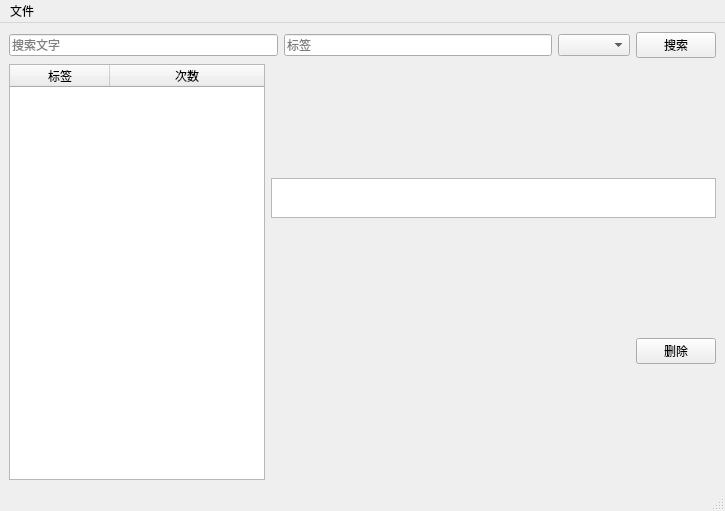
First picture: the form in labeled_files/main.ui, repository liyihc/labeled-files, before the edit.
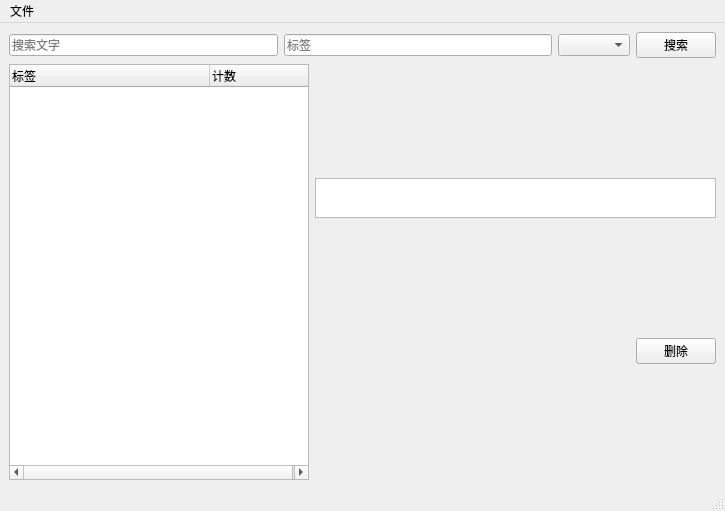
Second picture: the form after the edit.

What changed in the file:
```diff
--- a/labeled_files/main.ui
+++ b/labeled_files/main.ui
@@ -53,34 +53,19 @@
     <item>
      <layout class="QHBoxLayout" name="horizontalLayout_2">
       <item>
-       <widget class="QTableWidget" name="tagTableWidget">
-        <property name="sizePolicy">
-         <sizepolicy hsizetype="Preferred" vsizetype="Expanding">
-          <horstretch>0</horstretch>
-          <verstretch>0</verstretch>
-         </sizepolicy>
+       <widget class="QTreeWidget" name="treeWidget">
+        <property name="maximumSize">
+         <size>
+          <width>300</width>
+          <height>16777215</height>
+         </size>
         </property>
-        <property name="editTriggers">
-         <set>QAbstractItemView::NoEditTriggers</set>
-        </property>
-        <property name="dragEnabled">
-         <bool>true</bool>
-        </property>
-        <property name="dragDropMode">
-         <enum>QAbstractItemView::DragOnly</enum>
-        </property>
-        <property name="selectionMode">
-         <enum>QAbstractItemView::SingleSelection</enum>
-        </property>
-        <property name="selectionBehavior">
-         <enum>QAbstractItemView::SelectRows</enum>
-        </property>
-        <attribute name="horizontalHeaderStretchLastSection">
-         <bool>true</bool>
-        </attribute>
-        <attribute name="verticalHeaderVisible">
+        <attribute name="headerCascadingSectionResizes">
          <bool>false</bool>
         </attribute>
+        <attribute name="headerDefaultSectionSize">
+         <number>200</number>
+        </attribute>
         <column>
          <property name="text">
           <string>标签</string>
@@ -88,7 +73,7 @@
         </column>
         <column>
          <property name="text">
-          <string>次数</string>
+          <string>计数</string>
          </property>
         </column>
        </widget>
```
